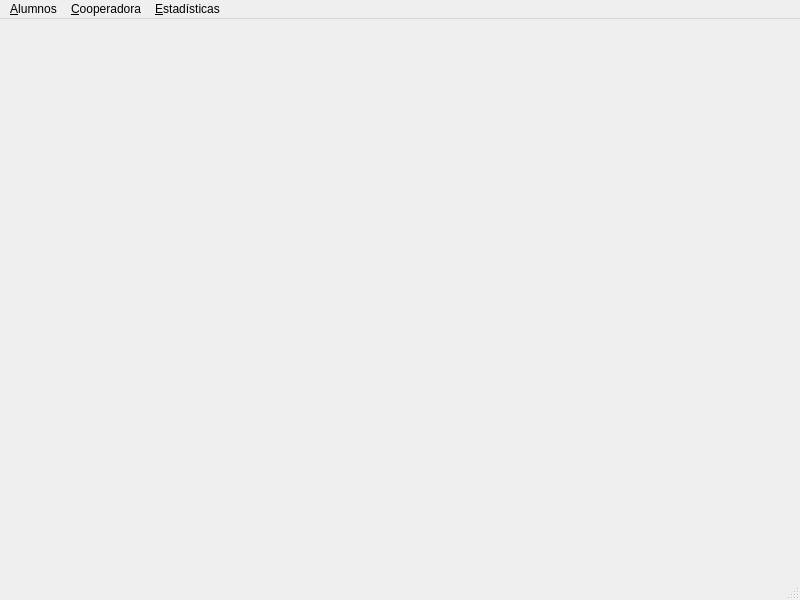
Old version of the form pymca.ui in the repository ignatius73/imcaqt5.
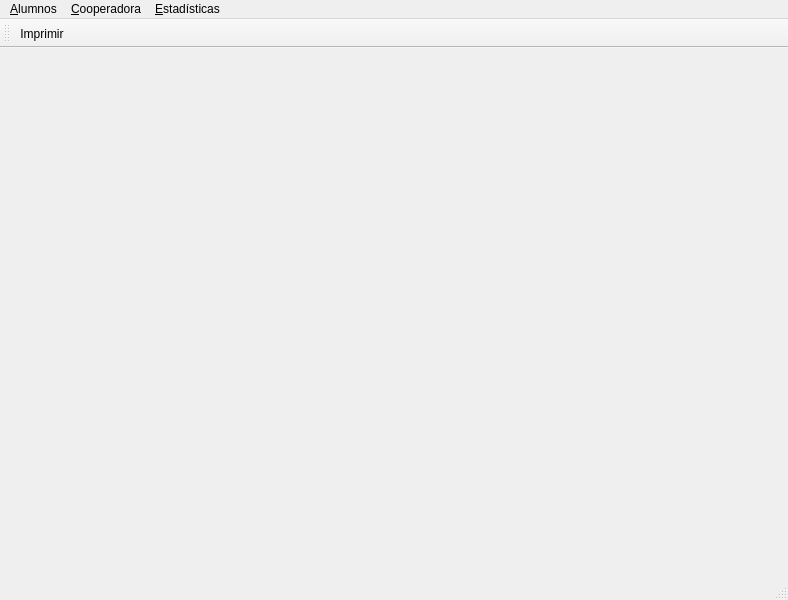
New version of the form. Icons and pictures are not drawn.

```diff
--- a/pymca.ui
+++ b/pymca.ui
@@ -6,7 +6,7 @@
    <rect>
     <x>0</x>
     <y>0</y>
-    <width>800</width>
+    <width>788</width>
     <height>600</height>
    </rect>
   </property>
@@ -19,7 +19,7 @@
     <rect>
      <x>0</x>
      <y>0</y>
-     <width>800</width>
+     <width>788</width>
      <height>19</height>
     </rect>
    </property>
@@ -53,6 +53,18 @@
    <addaction name="menu_Estad_sticas"/>
   </widget>
   <widget class="QStatusBar" name="statusbar"/>
+  <widget class="QToolBar" name="toolBar">
+   <property name="windowTitle">
+    <string>toolBar</string>
+   </property>
+   <attribute name="toolBarArea">
+    <enum>TopToolBarArea</enum>
+   </attribute>
+   <attribute name="toolBarBreak">
+    <bool>false</bool>
+   </attribute>
+   <addaction name="actionImprimir"/>
+  </widget>
   <action name="action_Nuevo_Alumno">
    <property name="text">
     <string>&amp;Nuevo Alumno</string>
@@ -123,6 +135,16 @@
     <string>Calificacio&amp;nes</string>
    </property>
   </action>
+  <action name="actionImprimir">
+   <property name="icon">
+    <iconset>
+     <normalon>impresora.png</normalon>
+    </iconset>
+   </property>
+   <property name="text">
+    <string>Imprimir</string>
+   </property>
+  </action>
  </widget>
  <resources/>
  <connections/>
```
